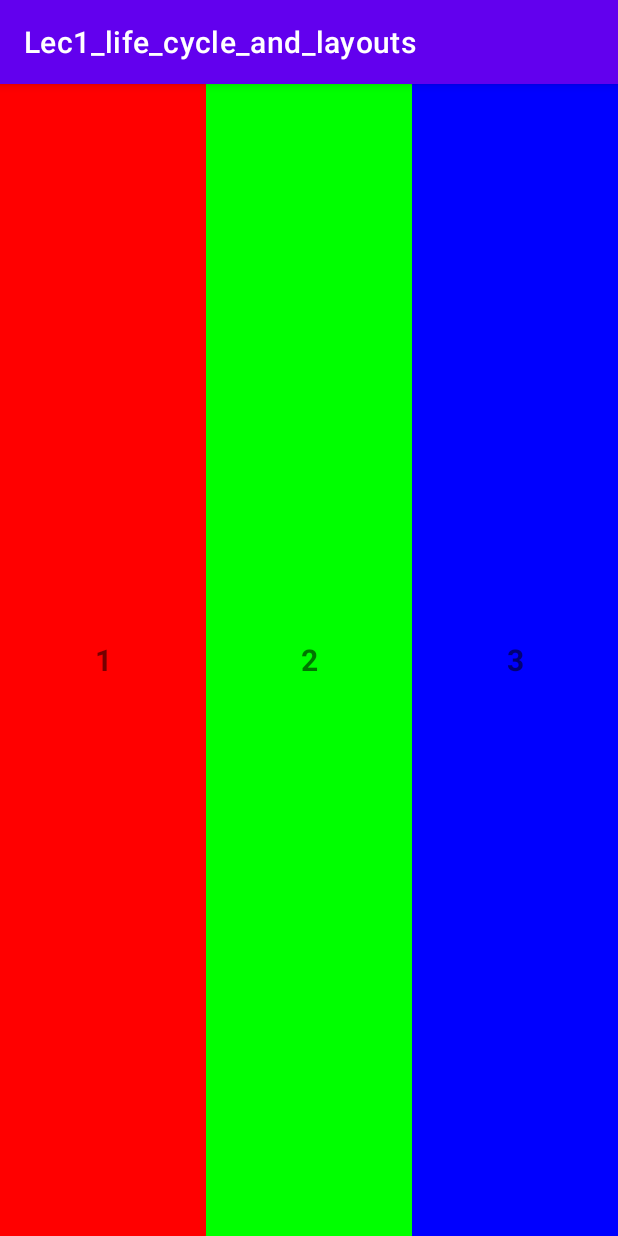
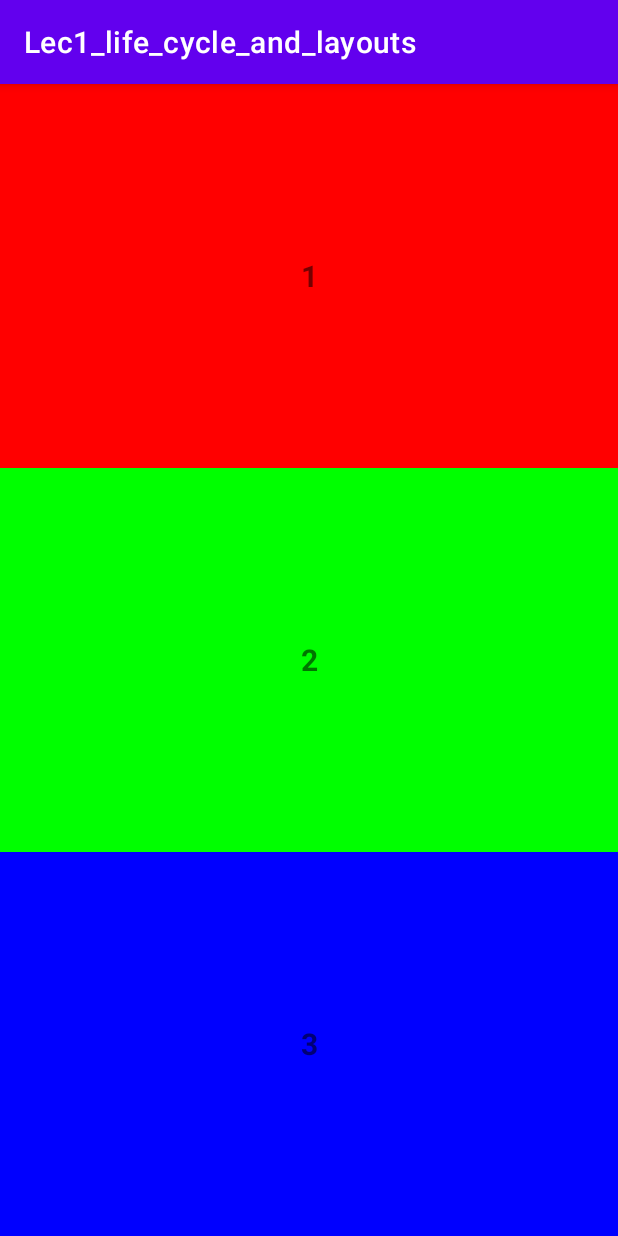
Before and after one commit to hassankhamis97/Lecture1_android_java, an Android app: the screen it shows after launch (MainActivity), on a phone screen of 412 x 824 dp. Run offline under Robolectric (Android 15) with nearby library versions, the phone set to English and light mode, and no system bars.

Commit message:
Update activity_main.xml

```diff
--- a/app/src/main/res/layout/activity_main.xml
+++ b/app/src/main/res/layout/activity_main.xml
@@ -3,12 +3,12 @@
     xmlns:tools="http://schemas.android.com/tools"
     android:layout_width="match_parent"
     android:layout_height="match_parent"
-    android:orientation="horizontal"
+    android:orientation="vertical"
     android:weightSum="3"
     tools:context=".MainActivity">
 
     <LinearLayout
-        android:layout_width="wrap_content"
+        android:layout_width="match_parent"
         android:layout_height="match_parent"
         android:text="Hello World!"
         android:background="#F00"
@@ -22,7 +22,7 @@
             android:gravity="center"/>
     </LinearLayout>
     <LinearLayout
-        android:layout_width="wrap_content"
+        android:layout_width="match_parent"
         android:layout_height="match_parent"
         android:text="Hello World!"
         android:background="#0F0"
@@ -36,7 +36,7 @@
             android:gravity="center"/>
     </LinearLayout>
     <LinearLayout
-        android:layout_width="wrap_content"
+        android:layout_width="match_parent"
         android:layout_height="match_parent"
         android:text="Hello World!"
         android:background="#00F"
```
